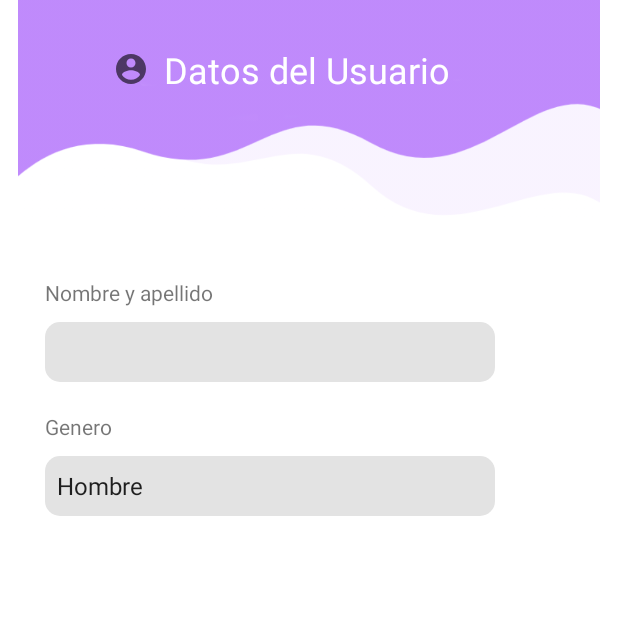
After one commit to Nachoferra1894/App-hospital2, an Android app: the datosDelUsuario screen opened directly, with no data from a screen before it, on a phone screen of 412 x 824 dp, the top half of it. The commit adds this screen. Run offline under Robolectric (Android 15) with nearby library versions, the phone set to English and light mode, and no system bars.

Commit message:
nuevo! datos del usuario

```diff
--- a/app/src/main/AndroidManifest.xml
+++ b/app/src/main/AndroidManifest.xml
@@ -9,8 +9,10 @@
         android:roundIcon="@mipmap/ic_launcher_round"
         android:supportsRtl="true"
         android:theme="@style/Theme.AppHospital">
-        <activity android:name=".MainActivity"></activity>
-        <activity android:name=".Splashscreen"
+        <activity android:name=".datosDelUsuario"></activity>
+        <activity android:name=".MainActivity" />
+        <activity
+            android:name=".Splashscreen"
             android:theme="@style/Theme.AppCompat.Light.NoActionBar">
             <intent-filter>
                 <action android:name="android.intent.action.MAIN" />
--- a/app/src/main/java/com/example/apphospital/MainActivity.kt
+++ b/app/src/main/java/com/example/apphospital/MainActivity.kt
@@ -1,7 +1,10 @@
 package com.example.apphospital
 
+import android.content.Intent
 import androidx.appcompat.app.AppCompatActivity
 import android.os.Bundle
+import android.view.View
+import android.widget.TextView
 import kotlinx.android.synthetic.main.activity_main.*
 
 class MainActivity : AppCompatActivity() {
@@ -9,6 +12,11 @@ class MainActivity : AppCompatActivity() {
         super.onCreate(savedInstanceState)
         setContentView(R.layout.activity_main)
 
+        val tv_click_me = findViewById(R.id.login_txt_register) as TextView
 
+        tv_click_me.setOnClickListener {
+            startActivity(Intent(this,datosDelUsuario::class.java))
+        }
     }
+
 }
--- /dev/null
+++ b/app/src/main/java/com/example/apphospital/datosDelUsuario.kt
@@ -0,0 +1,25 @@
+package com.example.apphospital
+
+import androidx.appcompat.app.AppCompatActivity
+import android.os.Bundle
+import android.widget.ArrayAdapter
+import android.widget.ListView
+import android.widget.Spinner
+import kotlinx.android.synthetic.main.activity_datos_del_usuario.*
+
+class datosDelUsuario : AppCompatActivity() {
+
+    override fun onCreate(savedInstanceState: Bundle?) {
+        super.onCreate(savedInstanceState)
+        setContentView(R.layout.activity_datos_del_usuario)
+
+        val spinner = findViewById<Spinner>(R.id.sexos_spnr)
+
+        val sexos = resources.getStringArray(R.array.sexos)
+
+        val adaptador = ArrayAdapter(this, android.R.layout.simple_spinner_item, sexos)
+
+        spinner.adapter = adaptador
+
+    }
+}
--- /dev/null
+++ b/app/src/main/res/drawable/ic_baseline_account_circle_24.xml
@@ -0,0 +1,10 @@
+<vector xmlns:android="http://schemas.android.com/apk/res/android"
+    android:width="24dp"
+    android:height="24dp"
+    android:viewportWidth="24"
+    android:viewportHeight="24"
+    android:tint="?attr/colorControlNormal">
+  <path
+      android:fillColor="@android:color/white"
+      android:pathData="M12,2C6.48,2 2,6.48 2,12s4.48,10 10,10 10,-4.48 10,-10S17.52,2 12,2zM12,5c1.66,0 3,1.34 3,3s-1.34,3 -3,3 -3,-1.34 -3,-3 1.34,-3 3,-3zM12,19.2c-2.5,0 -4.71,-1.28 -6,-3.22 0.03,-1.99 4,-3.08 6,-3.08 1.99,0 5.97,1.09 6,3.08 -1.29,1.94 -3.5,3.22 -6,3.22z"/>
+</vector>
--- /dev/null
+++ b/app/src/main/res/drawable/rounded_edittext.xml
@@ -0,0 +1,13 @@
+<?xml version="1.0" encoding="utf-8"?>
+<!--  res/drawable/rounded_edittext.xml -->
+<shape xmlns:android="http://schemas.android.com/apk/res/android"
+    android:shape="rectangle"
+    android:padding="10dp">
+
+    <solid android:color="#E3E3E3" />
+    <corners
+        android:bottomRightRadius="10dp"
+        android:bottomLeftRadius="10dp"
+        android:topLeftRadius="10dp"
+        android:topRightRadius="10dp" />
+</shape>
--- /dev/null
+++ b/app/src/main/res/layout/activity_datos_del_usuario.xml
@@ -0,0 +1,71 @@
+<?xml version="1.0" encoding="utf-8"?>
+<LinearLayout xmlns:android="http://schemas.android.com/apk/res/android"
+    xmlns:app="http://schemas.android.com/apk/res-auto"
+    xmlns:tools="http://schemas.android.com/tools"
+    android:layout_width="match_parent"
+    android:layout_height="match_parent"
+    android:orientation="vertical"
+    tools:context=".datosDelUsuario">
+
+    <RelativeLayout
+        android:layout_width="match_parent"
+        android:layout_height="145dp"
+        android:orientation="horizontal">
+
+        <ImageView
+            android:layout_width="match_parent"
+            android:layout_height="156dp"
+            android:layout_marginTop="0dp"
+            android:src="@drawable/violeta" />
+
+        <TextView
+            android:layout_marginLeft="75dp"
+            android:layout_marginTop="30dp"
+            android:layout_width="wrap_content"
+            android:layout_height="wrap_content"
+            android:textSize="24dp"
+            android:text="Datos del Usuario"
+            android:drawableStart="@drawable/ic_baseline_account_circle_24"
+            android:drawablePadding="10dp"
+            android:textColor="@color/white" />
+
+    </RelativeLayout>
+
+    <LinearLayout
+        android:layout_width="wrap_content"
+        android:layout_height="match_parent"
+        android:orientation="vertical"
+        android:layout_marginLeft="30dp"
+        >
+
+        <TextView
+            android:layout_marginTop="40dp"
+            android:layout_width="wrap_content"
+            android:layout_height="wrap_content"
+            android:text="Nombre y apellido" />
+
+        <EditText
+            android:id="@+id/nombreYApellido_edtxt_id"
+            android:layout_width="300dp"
+            android:layout_height="40dp"
+            android:layout_marginTop="10dp"
+            android:background="@drawable/rounded_edittext"/>
+
+        <TextView
+            android:layout_marginTop="20dp"
+            android:layout_width="wrap_content"
+            android:layout_height="wrap_content"
+            android:text="Genero" />
+
+        <Spinner
+            android:id="@+id/sexos_spnr"
+            android:layout_marginTop="10dp"
+            android:layout_width="300dp"
+            android:layout_height="40dp"
+            android:background="@drawable/rounded_edittext"/>
+
+    </LinearLayout>
+
+
+
+</LinearLayout>
--- a/app/src/main/res/layout/activity_main.xml
+++ b/app/src/main/res/layout/activity_main.xml
@@ -37,18 +37,23 @@
             app:layout_constraintVertical_bias="0.25">
 
             <TextView
+                android:clickable="true"
                 android:id="@+id/login_txt_register"
                 android:layout_width="match_parent"
                 android:layout_height="wrap_content"
                 android:gravity="center"
-                android:text="No tenes cuenta? Registrate" />
+                android:text="No tenes cuenta? Registrate"
+                android:textColor="@color/azul_registro"/>
 
             <Button
+                android:layout_marginTop="10dp"
                 android:id="@+id/login_btn_login"
                 android:layout_width="200dp"
                 android:layout_height="wrap_content"
                 android:text="Ingresar"
-                android:textSize="15dp" />
+                android:textSize="15dp"
+                android:background="@color/orange"
+                tools:ignore="OnClick" />
         </LinearLayout>
 
         <LinearLayout
@@ -102,7 +107,10 @@
                 android:layout_width="match_parent"
                 android:layout_height="wrap_content"
                 android:gravity="right"
-                android:text="Olvidaste tu contraseña" />
+                android:textColor="@color/azul_registro"
+                android:text="Olvidaste tu contraseña?"
+                android:clickable="true"
+                />
         </LinearLayout>
 
         <TextView
@@ -113,6 +121,7 @@
             android:layout_marginBottom="60dp"
             android:text="Iniciar Sesion"
             android:textSize="20dp"
+            android:textColor="@color/purple_fabri"
             app:layout_constraintBottom_toTopOf="@+id/linearLayout"
             app:layout_constraintEnd_toEndOf="parent"
             app:layout_constraintStart_toStartOf="parent" />
@@ -138,8 +147,9 @@
                 android:id="@+id/login_txt_emergency"
                 android:layout_width="wrap_content"
                 android:layout_height="wrap_content"
-                android:text="Es una emergencia?
-"
+                android:text="Es una emergencia?"
+                android:clickable="true"
+                android:textColor="@color/purple_fabri"
                 app:layout_constraintBottom_toBottomOf="parent"
                 app:layout_constraintEnd_toEndOf="parent"
                 app:layout_constraintStart_toStartOf="parent"
--- a/app/src/main/res/values/colors.xml
+++ b/app/src/main/res/values/colors.xml
@@ -9,4 +9,6 @@
     <color name="white">#FFFFFFFF</color>
     <color name="lightblue">#A0ECFF</color>
     <color name="purple_fabri">#B189F8</color>
+    <color name="azul_registro">#2bb1ff</color>
+    <color name="orange">#FFB13A</color>
 </resources>
--- a/app/src/main/res/values/strings.xml
+++ b/app/src/main/res/values/strings.xml
@@ -1,3 +1,9 @@
 <resources>
     <string name="app_name">App Hospital</string>
+
+    <string-array name="sexos">
+        <item>Hombre</item>
+        <item>Mujer</item>
+        <item>Otro</item>
+    </string-array>
 </resources>
```
Also changed, not shown: app/src/main/res/drawable/signo.png (added).
